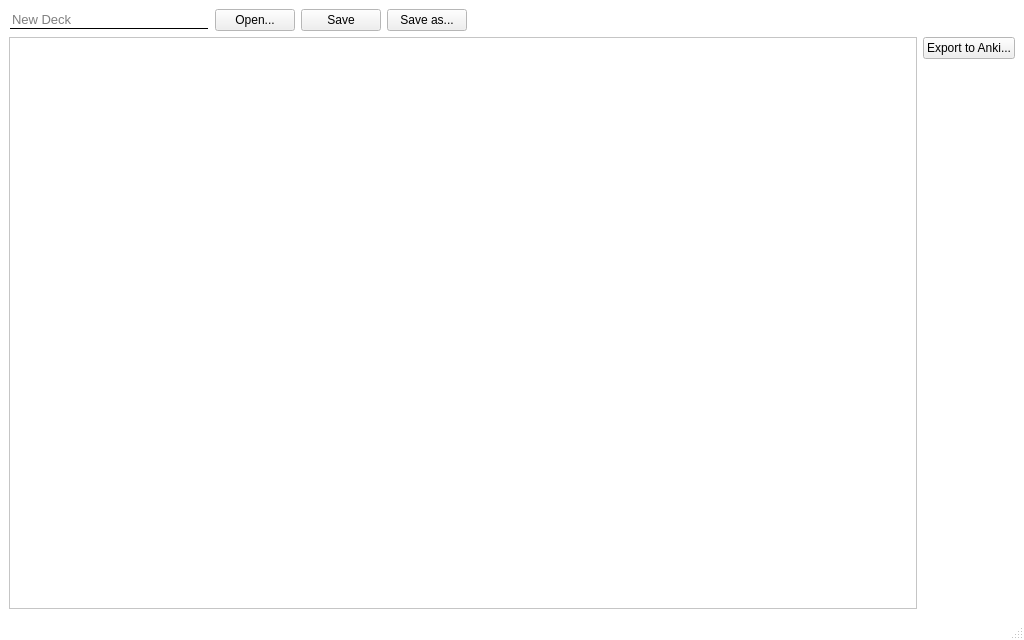
This is ui/main_window.ui in KrusnikViers/Lexicanum as Qt 5 draws it before an edit. The edited form follows.
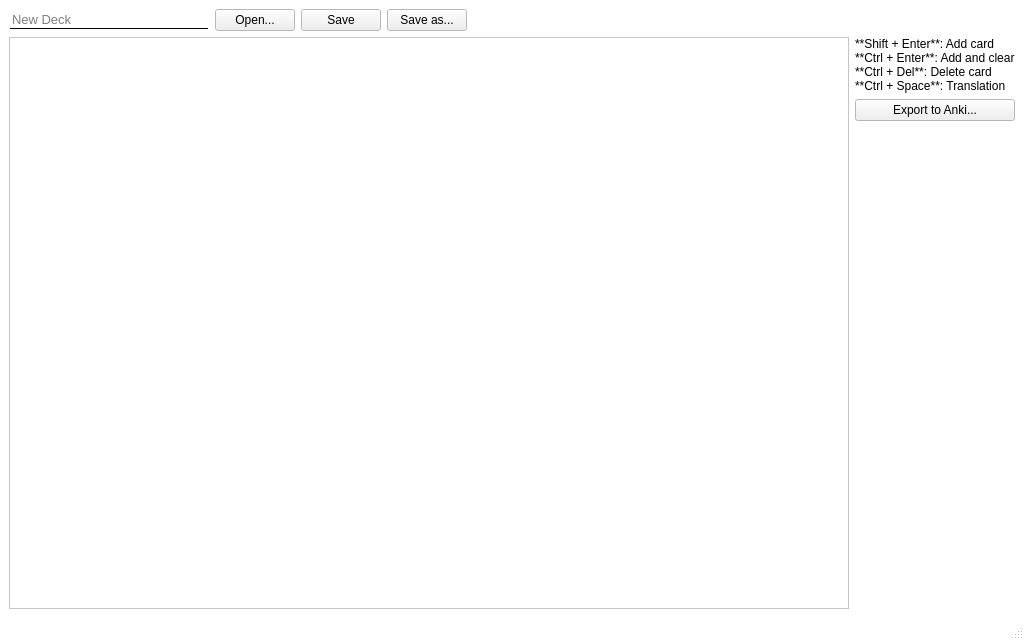
This is the edited form.

Diff of the .ui file:
```diff
--- a/ui/main_window.ui
+++ b/ui/main_window.ui
@@ -151,6 +151,19 @@
     </item>
     <item row="1" column="1">
      <layout class="QVBoxLayout" name="_table_right_sidebar_layout">
+      <item>
+       <widget class="QLabel" name="label">
+        <property name="text">
+         <string>**Shift + Enter**: Add card  
+**Ctrl + Enter**: Add and clear  
+**Ctrl + Del**: Delete card  
+**Ctrl + Space**: Translation</string>
+        </property>
+        <property name="textFormat">
+         <enum>Qt::MarkdownText</enum>
+        </property>
+       </widget>
+      </item>
       <item>
        <widget class="QPushButton" name="deck_export_anki">
         <property name="text">
```
